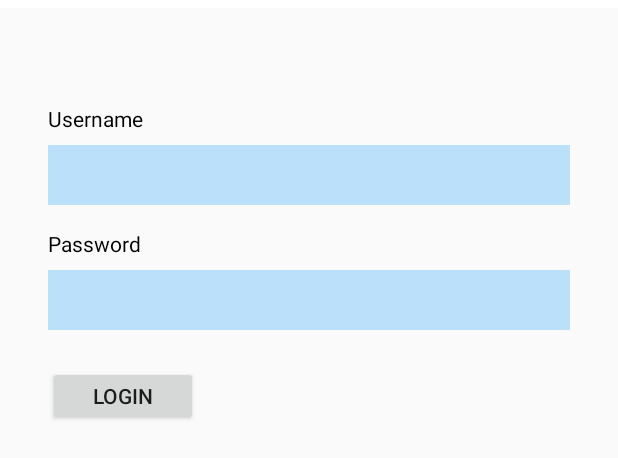
After one commit to iffanahmad98/Digital-Team-TI1, an Android app: the layout activity_login.xml on its own in the app's theme, with its tools: preview values and no code run, on a phone screen of 412 x 824 dp. The commit adds this screen. Shown: the top 458 px of the screen. Run offline under Robolectric (Android 15) with nearby library versions, the phone set to English and light mode, and no system bars.

```diff
--- a/sprint 2/MainActivity/app/build.gradle
+++ b/sprint 2/MainActivity/app/build.gradle
@@ -34,7 +34,7 @@ dependencies {
     testImplementation 'junit:junit:4.12'
     androidTestImplementation 'androidx.test.ext:junit:1.1.2'
     androidTestImplementation 'androidx.test.espresso:espresso-core:3.3.0'
-    implementation 'com.google.android.material:material:1.2.0'
+    implementation 'com.google.android.material:material:1.2.1'
     implementation 'androidx.recyclerview:recyclerview:1.1.0'
     implementation "androidx.cardview:cardview:1.0.0"
     implementation 'com.github.bumptech.glide:glide:4.10.0'
--- a/sprint 2/MainActivity/app/src/main/AndroidManifest.xml
+++ b/sprint 2/MainActivity/app/src/main/AndroidManifest.xml
@@ -3,6 +3,7 @@
     package="com.syahrulsamudra_18102142.mainactivity">
 
     <uses-permission android:name="android.permission.INTERNET" />
+
     <application
         android:allowBackup="true"
         android:icon="@mipmap/ic_launcher"
@@ -10,13 +11,13 @@
         android:roundIcon="@mipmap/ic_launcher_round"
         android:supportsRtl="true"
         android:theme="@style/AppTheme">
-        <activity android:name=".MainActivity">
+        <activity android:name=".LoginActivity">
             <intent-filter>
                 <action android:name="android.intent.action.MAIN" />
-
                 <category android:name="android.intent.category.LAUNCHER" />
             </intent-filter>
         </activity>
+        <activity android:name=".MainActivity"></activity>
     </application>
 
 </manifest>
--- /dev/null
+++ b/sprint 2/MainActivity/app/src/main/java/com/syahrulsamudra_18102142/mainactivity/LoginActivity.kt
@@ -0,0 +1,18 @@
+package com.syahrulsamudra_18102142.mainactivity
+
+import android.content.Intent
+import androidx.appcompat.app.AppCompatActivity
+import android.os.Bundle
+import kotlinx.android.synthetic.main.activity_login.*
+
+class LoginActivity : AppCompatActivity() {
+    override fun onCreate(savedInstanceState: Bundle?) {
+        super.onCreate(savedInstanceState)
+        setContentView(R.layout.activity_login)
+
+        btnLogin.setOnClickListener{
+            val intent = Intent(this, MainActivity::class.java)
+                startActivity(intent)
+        }
+    }
+}
--- /dev/null
+++ b/sprint 2/MainActivity/app/src/main/res/layout/activity_login.xml
@@ -0,0 +1,64 @@
+<?xml version="1.0" encoding="utf-8"?>
+<LinearLayout xmlns:android="http://schemas.android.com/apk/res/android"
+    xmlns:app="http://schemas.android.com/apk/res-auto"
+    xmlns:tools="http://schemas.android.com/tools"
+    android:layout_width="match_parent"
+    android:layout_height="match_parent"
+    android:orientation="vertical"
+    tools:context=".LoginActivity">
+
+    <View
+        android:layout_width="match_parent"
+        android:layout_height="5dp"
+        android:background="@color/bg" />
+
+    <ScrollView
+        android:layout_width="match_parent"
+        android:layout_height="match_parent">
+
+        <LinearLayout
+            android:layout_width="match_parent"
+            android:layout_height="wrap_content"
+            android:orientation="vertical"
+            android:paddingStart="32dp"
+            android:paddingTop="48dp"
+            android:paddingEnd="32dp"            >
+
+            <TextView
+                android:layout_width="wrap_content"
+                android:layout_height="wrap_content"
+                android:layout_marginTop="16dp"
+                android:layout_marginBottom="8dp"
+                android:text="Username"
+                android:textColor="@color/black"
+                android:textSize="14sp" />
+
+            <EditText
+                android:layout_width="match_parent"
+                android:layout_height="40dp"
+                android:background="@color/edittext" />
+
+            <TextView
+                android:layout_width="wrap_content"
+                android:layout_height="wrap_content"
+                android:layout_marginTop="16dp"
+                android:layout_marginBottom="8dp"
+                android:text="Password"
+                android:textColor="@color/black"
+                android:textSize="14sp" />
+
+            <EditText
+                android:layout_width="match_parent"
+                android:layout_height="40dp"
+                android:background="@color/edittext" />
+
+            <Button
+                android:id="@+id/btnLogin"
+                android:layout_width="100dp"
+                android:layout_height="40dp"
+                android:text="Login"
+                app:cornerRadius="100dp"
+                android:layout_marginTop="24dp"/>
+        </LinearLayout>
+    </ScrollView>
+</LinearLayout>
--- a/sprint 2/MainActivity/app/src/main/res/values/colors.xml
+++ b/sprint 2/MainActivity/app/src/main/res/values/colors.xml
@@ -3,4 +3,7 @@
     <color name="colorPrimary">#3282B8</color>
     <color name="colorPrimaryDark">#3700B3</color>
     <color name="colorAccent">#FFFFFF</color>
+    <color name="black">#000000</color>
+    <color name="edittext">#BBE1FA</color>
+    <color name="bg">#ffffff</color>
 </resources>
```
